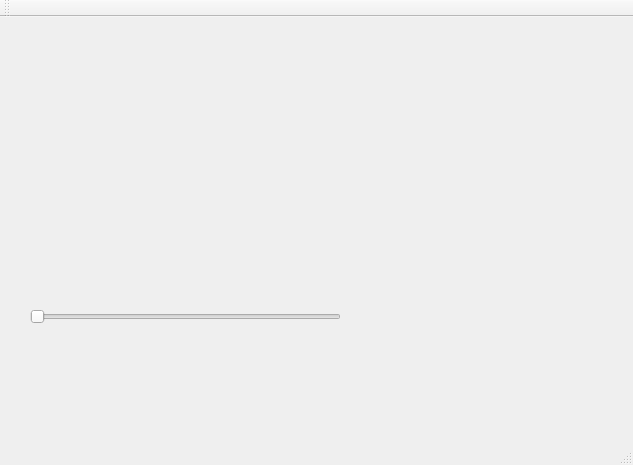
First picture: the form in examples/Dashboard/mainwindow.ui, repository stoic1979/Qt-custom-gauge-widget, before the edit.
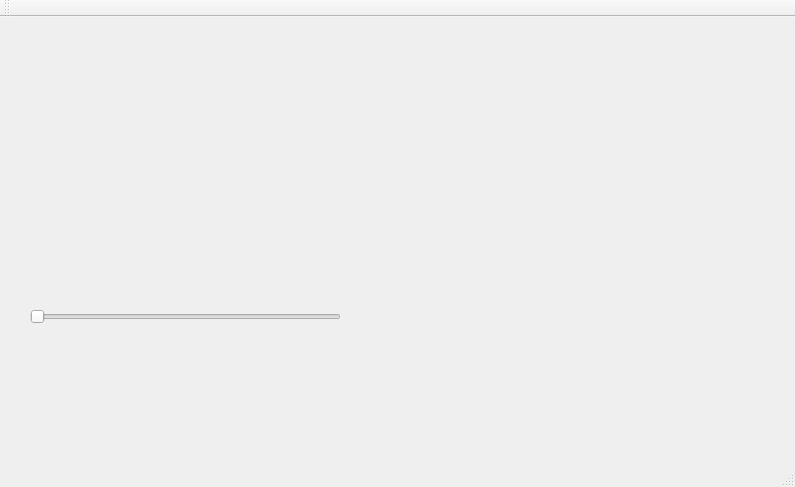
Second picture: the form after the edit.

Commit message: added air speed gauge to dashboard

Patch:
```diff
--- a/examples/Dashboard/mainwindow.ui
+++ b/examples/Dashboard/mainwindow.ui
@@ -6,8 +6,8 @@
    <rect>
     <x>0</x>
     <y>0</y>
-    <width>633</width>
-    <height>465</height>
+    <width>795</width>
+    <height>487</height>
    </rect>
   </property>
   <property name="windowTitle">
@@ -41,6 +41,17 @@
     </property>
     <layout class="QVBoxLayout" name="verticalLayout"/>
    </widget>
+   <widget class="QWidget" name="horizontalLayoutWidget">
+    <property name="geometry">
+     <rect>
+      <x>370</x>
+      <y>20</y>
+      <width>401</width>
+      <height>331</height>
+     </rect>
+    </property>
+    <layout class="QHBoxLayout" name="horizontalLayout"/>
+   </widget>
   </widget>
   <widget class="QMenuBar" name="menuBar">
    <property name="geometry">
```
Left out of the diff: 2 changed lines with no effect on the pictures. The commit also changes 2 other files.
